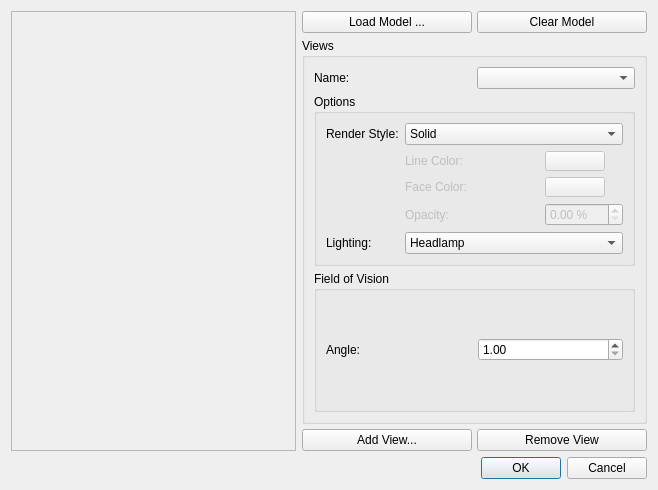
This is scribus/ui/osgeditor.ui in scribusproject/scribus as Qt 5 draws it before an edit. The edited form follows.
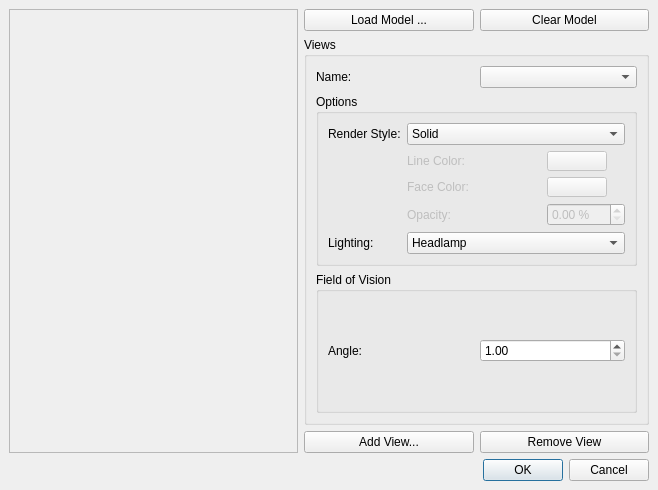
This is the edited form. Custom widgets are drawn as their Qt base class.

Commit message: #16472: Unify margins and spacing for dialogs, set 7 <bubu>

```diff
--- a/scribus/ui/osgeditor.ui
+++ b/scribus/ui/osgeditor.ui
@@ -14,6 +14,18 @@
    <string>3D Properties</string>
   </property>
   <layout class="QVBoxLayout" name="verticalLayout_3">
+   <property name="leftMargin">
+    <number>9</number>
+   </property>
+   <property name="topMargin">
+    <number>9</number>
+   </property>
+   <property name="rightMargin">
+    <number>9</number>
+   </property>
+   <property name="bottomMargin">
+    <number>9</number>
+   </property>
    <item>
     <layout class="QHBoxLayout" name="horizontalLayout_4">
      <item>
@@ -107,9 +119,6 @@
      </item>
      <item>
       <layout class="QVBoxLayout" name="verticalLayout_2">
-       <property name="spacing">
-        <number>5</number>
-       </property>
        <item>
         <layout class="QHBoxLayout" name="horizontalLayout">
          <item>
@@ -140,9 +149,6 @@
           <string>Views</string>
          </property>
          <layout class="QVBoxLayout" name="verticalLayout">
-          <property name="spacing">
-           <number>5</number>
-          </property>
           <item>
            <layout class="QHBoxLayout" name="horizontalLayout_2">
             <item>
```
The commit also changes 7 other files.
